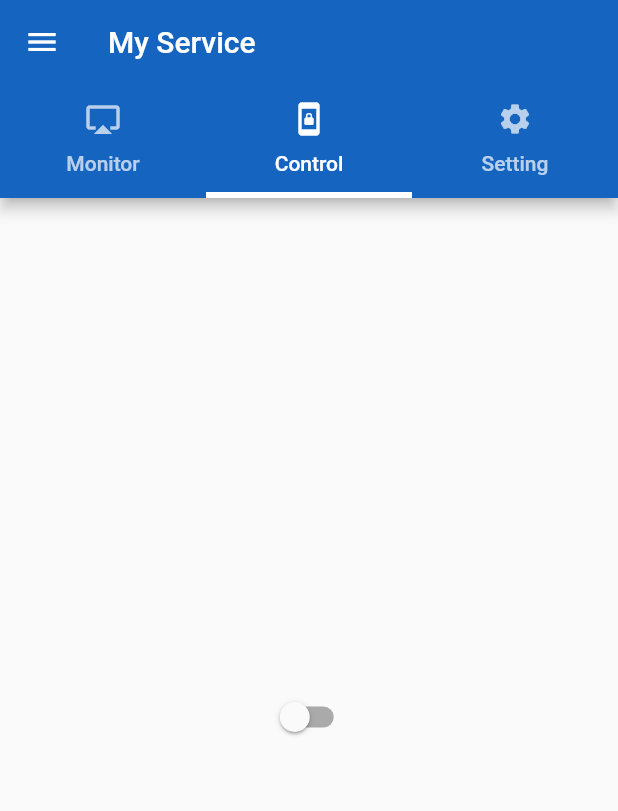
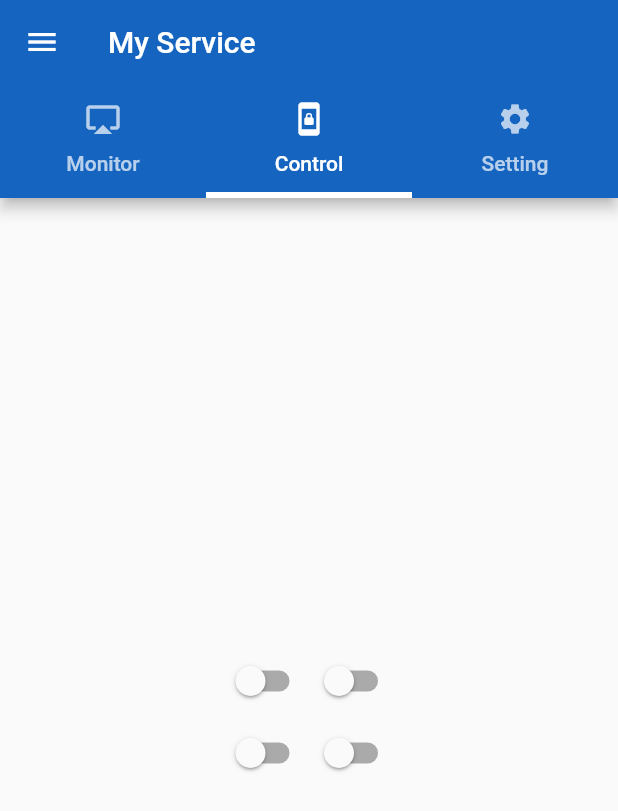
Before and after one commit to masterUNG/UngMushRoom, a Flutter app: the MyService screen opened directly, tab 2 chosen, on a phone screen of 412 x 824 dp. Shown: the top 811 px of the screen. Run offline on Flutter 3.47's test engine with Material 2 defaults, Android fonts, the light colour scheme and no system bars; our stand-ins replace firebase_auth; missing offline and left inert: flutter_webview_plugin; accounts and stored records are empty.

Commit message:
Start 14 Nov

```diff
--- a/lib/widget/control.dart
+++ b/lib/widget/control.dart
@@ -12,11 +12,11 @@ class _ControlState extends State<Control> {
   // Method
   Widget switchMode() {
     return Switch(
-        value: modeBool,
-        onChanged: (bool value) {
-          changeBool(value);
-        },
-      );
+      value: modeBool,
+      onChanged: (bool value) {
+        changeBool(value);
+      },
+    );
   }
 
   void changeBool(bool value) {
@@ -26,10 +26,36 @@ class _ControlState extends State<Control> {
     });
   }
 
+  Widget topRow() {
+    return Row(
+      mainAxisSize: MainAxisSize.min,
+      children: <Widget>[
+        switchMode(),
+        switchMode(),
+      ],
+    );
+  }
+
+  Widget bottonRow() {
+    return Row(
+      mainAxisSize: MainAxisSize.min,
+      children: <Widget>[
+        switchMode(),
+        switchMode(),
+      ],
+    );
+  }
+
   @override
   Widget build(BuildContext context) {
     return Center(
-      child: switchMode(),
+      child: Column(
+        mainAxisSize: MainAxisSize.min,
+        children: <Widget>[
+          topRow(),
+          bottonRow(),
+        ],
+      ),
     );
   }
 }
--- a/pubspec.yaml
+++ b/pubspec.yaml
@@ -25,6 +25,7 @@ dependencies:
   cupertino_icons: ^0.1.2
   firebase_auth: ^0.14.0+8
   # webview_flutter: ^0.3.15+1
+  flutter_webview_plugin: ^0.3.8
 
 dev_dependencies:
   flutter_test:
```
Also changed, not shown: lib/widget/monitor.dart (+19 -12 lines), pubspec.lock, 1 other file.
